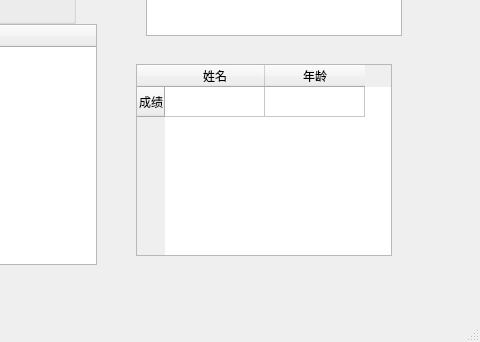
Qt form test_05/mainwindow.ui (waitwalker/cpp_projects) before a commit; both pictures show x 334 to 814 and y 286 to 628 of the 814 by 628 pixel window.
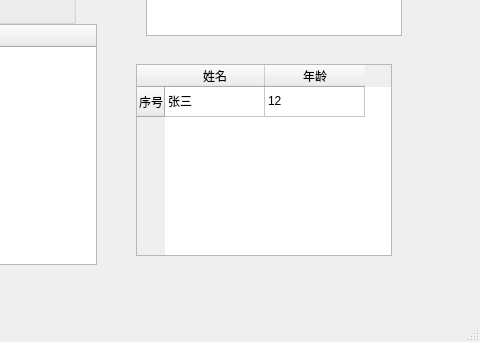
The same form after that commit.

Commit message: 设置水平表头信息

Diff of the .ui file:
```diff
--- a/test_05/mainwindow.ui
+++ b/test_05/mainwindow.ui
@@ -265,7 +265,7 @@
     </property>
     <row>
      <property name="text">
-      <string>成绩</string>
+      <string>序号</string>
      </property>
     </row>
     <column>
@@ -278,6 +278,16 @@
       <string>年龄</string>
      </property>
     </column>
+    <item row="0" column="0">
+     <property name="text">
+      <string>张三</string>
+     </property>
+    </item>
+    <item row="0" column="1">
+     <property name="text">
+      <string>12</string>
+     </property>
+    </item>
    </widget>
   </widget>
   <widget class="QMenuBar" name="menubar">
```
The commit also changes 2 other files.
